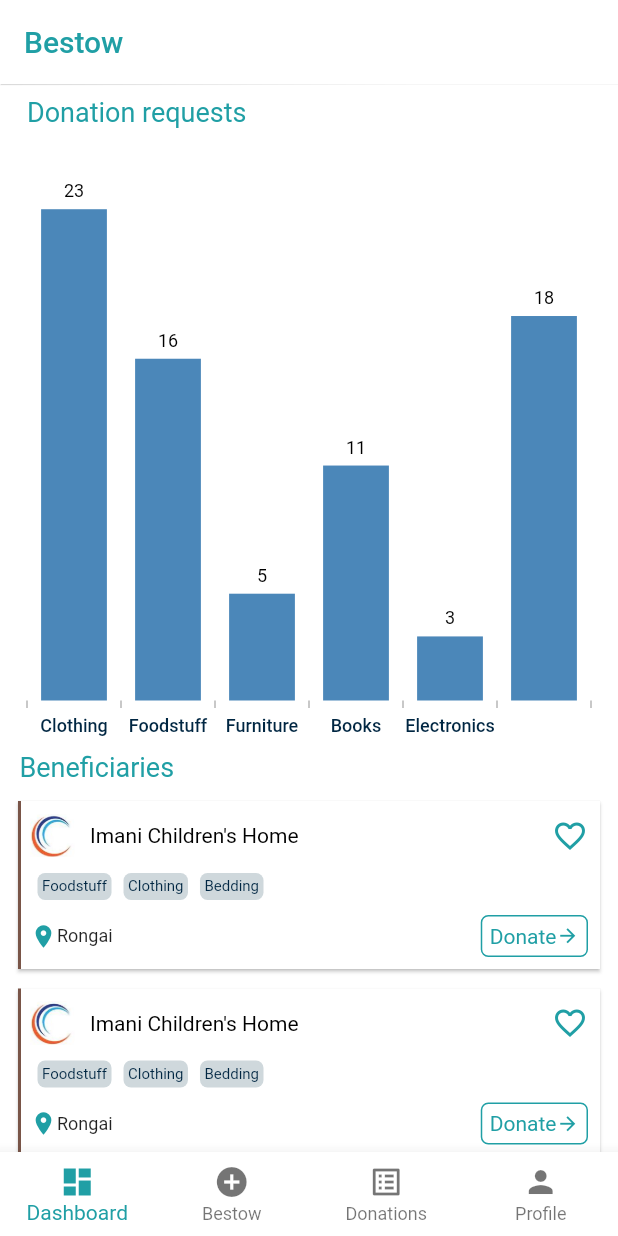
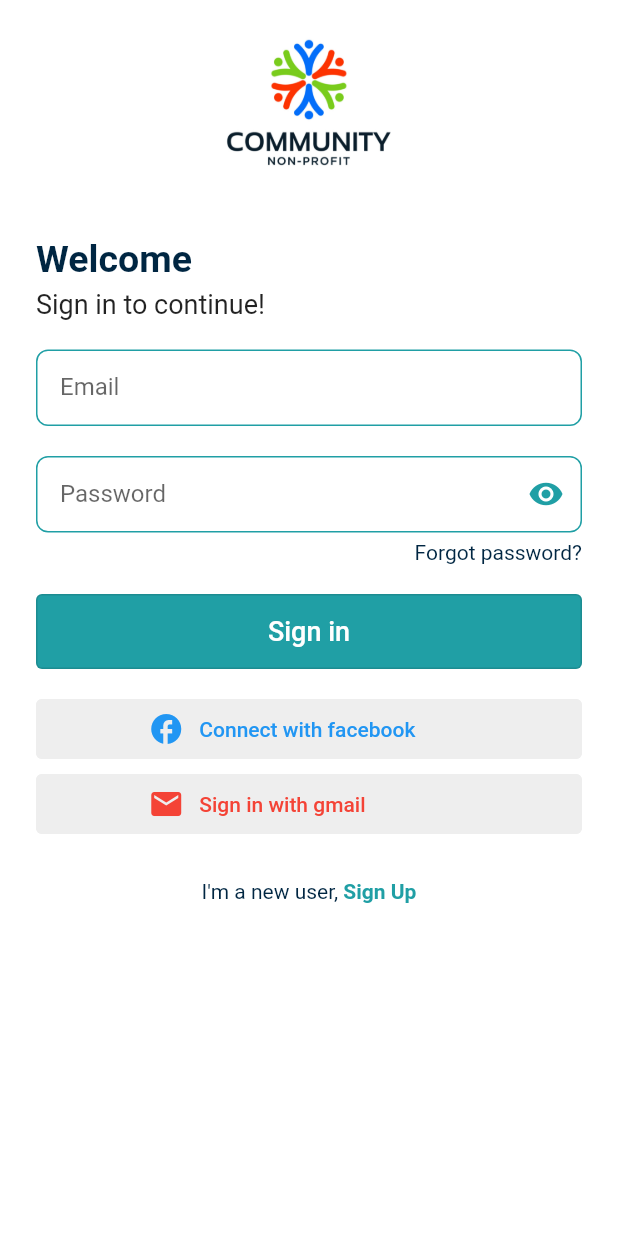
Before and after one commit to WambuaSimon/bestow, a Flutter app: the screen it shows after launch, on a phone screen of 412 x 824 dp. Run offline on Flutter 3.47's test engine with Material 2 defaults, Android fonts, the phone set to English and light mode, and no system bars; our stand-ins replace badges, dotted_border, syncfusion_flutter_charts, timeago.

Commit message:
added sign in/sign up screens

```diff
--- /dev/null
+++ b/lib/login/login_page.dart
@@ -0,0 +1,251 @@
+import 'package:bestow/dashboard/dashboard_page.dart';
+import 'package:bestow/main.dart';
+import 'package:bestow/sign_up/signup_page.dart';
+import 'package:flutter/cupertino.dart';
+import 'package:flutter/material.dart';
+import 'package:flutter/material.dart';
+
+class LoginPage extends StatefulWidget {
+  const LoginPage({Key? key}) : super(key: key);
+
+  @override
+  _LoginPageState createState() => _LoginPageState();
+}
+
+class _LoginPageState extends State<LoginPage> {
+  @override
+  Widget build(BuildContext context) {
+    return SafeArea(
+        child: Scaffold(
+      backgroundColor: Colors.white,
+      body: Padding(
+        padding: const EdgeInsets.all(8.0),
+        child: Column(
+          children: [
+            SizedBox(
+                height: 120, width: 120, child: Image.asset("assets/images/logo_placeholder.png")),
+            Column(
+              crossAxisAlignment: CrossAxisAlignment.start,
+              children: [
+                header(),
+                signUpForm(),
+              ],
+            ),
+          ],
+        ),
+      ),
+    ));
+  }
+
+  Widget header() {
+    return Container(
+      margin: EdgeInsets.only(left: 16, right: 16),
+      child: Column(
+        crossAxisAlignment: CrossAxisAlignment.start,
+        children: const [],
+      ),
+    );
+  }
+
+  Widget signUpForm() {
+    return Column(
+      crossAxisAlignment: CrossAxisAlignment.start,
+      children: [
+        Container(
+          margin: EdgeInsets.only(top: 30, left: 16, right: 16),
+          child: Column(
+            mainAxisAlignment: MainAxisAlignment.start,
+            crossAxisAlignment: CrossAxisAlignment.start,
+            children: [
+              const Text(
+                "Welcome",
+                style:
+                    TextStyle(color: Color(0xff002642), fontSize: 25, fontWeight: FontWeight.bold),
+              ),
+              const SizedBox(height: 5),
+              const Text(
+                "Sign in to continue!",
+                style: TextStyle(fontSize: 18),
+              ),
+              const SizedBox(
+                height: 20,
+              ),
+              TextFormField(
+                keyboardType: TextInputType.text,
+                decoration: InputDecoration(
+                  labelText: "Email",
+                  hintStyle: TextStyle(fontSize: 16),
+                  enabledBorder: OutlineInputBorder(
+                    borderRadius: BorderRadius.circular(8),
+                    borderSide: BorderSide(width: 1, color: Color(0xff209fa5)),
+                  ),
+                  focusedBorder: OutlineInputBorder(
+                    borderRadius: BorderRadius.circular(8),
+                    borderSide: BorderSide(width: 1, color: Color(0xff209fa5)),
+                  ),
+                  contentPadding: EdgeInsets.all(16),
+                ),
+              ),
+              const SizedBox(
+                height: 20,
+              ),
+              TextFormField(
+                keyboardType: TextInputType.text,
+                decoration: InputDecoration(
+                  labelText: "Password",
+                  hintStyle: TextStyle(fontSize: 16),
+                  suffixIcon: const Icon(
+                    Icons.visibility,
+                    color: Color(0xff209fa5),
+                  ),
+                  enabledBorder: OutlineInputBorder(
+                    borderRadius: BorderRadius.circular(8),
+                    borderSide: BorderSide(width: 1, color: Color(0xff209fa5)),
+                  ),
+                  focusedBorder: OutlineInputBorder(
+                    borderRadius: BorderRadius.circular(8),
+                    borderSide: BorderSide(width: 1, color: Color(0xff209fa5)),
+                  ),
+                  contentPadding: EdgeInsets.all(16),
+                ),
+              ),
+              const SizedBox(
+                height: 5,
+              ),
+              const Align(
+                alignment: Alignment.bottomRight,
+                child: Text(
+                  "Forgot password?",
+                  style: TextStyle(color: Color(0xff002642)),
+                ),
+              ),
+              const SizedBox(
+                height: 20,
+              ),
+              SizedBox(
+                height: 50,
+                width: MediaQuery.of(context).size.width,
+                child: OutlinedButton(
+                  style: OutlinedButton.styleFrom(
+                    primary: Colors.white,
+                    backgroundColor: const Color(0xff209fa5),
+                  ),
+                  onPressed: () {
+                    Navigator.push(
+                      context,
+                      MaterialPageRoute(builder: (context) => const HomePage()),
+                    );
+                  },
+                  child: const Text(
+                    'Sign in',
+                    style: TextStyle(fontSize: 18),
+                  ),
+                ),
+              ),
+              const SizedBox(
+                height: 20,
+              ),
+              SizedBox(
+                height: 40,
+                width: MediaQuery.of(context).size.width,
+                child: OutlinedButton(
+                  style: OutlinedButton.styleFrom(
+                    primary: Colors.white,
+                    backgroundColor: const Color(0xffEEEEEE),
+                    side: const BorderSide(
+                      width: 1,
+                      color: Color(0xffEEEEEE),
+                    ),
+                  ),
+                  onPressed: () {},
+                  child: Container(
+                    margin: EdgeInsets.only(left: MediaQuery.of(context).size.width * 1 / 7),
+                    child: Row(
+                      children: const [
+                        Icon(
+                          Icons.facebook,
+                          color: Colors.blue,
+                        ),
+                        SizedBox(
+                          width: 10,
+                        ),
+                        Text(
+                          'Connect with facebook',
+                          style: TextStyle(color: Colors.blue),
+                        ),
+                      ],
+                    ),
+                  ),
+                ),
+              ),
+              const SizedBox(
+                height: 10,
+              ),
+              SizedBox(
+                height: 40,
+                width: MediaQuery.of(context).size.width,
+                child: OutlinedButton(
+                  style: OutlinedButton.styleFrom(
+                    primary: Colors.white,
+                    backgroundColor: const Color(0xffEEEEEE),
+                    side: const BorderSide(
+                      width: 1,
+                      color: Color(0xffEEEEEE),
+                    ),
+                  ),
+                  onPressed: () {
+
+                  },
+                  child: Container(
+                    margin: EdgeInsets.only(left: MediaQuery.of(context).size.width * 1 / 7),
+                    child: Row(
+                      children: const [
+                        Icon(
+                          Icons.email,
+                          color: Colors.red,
+                        ),
+                        SizedBox(
+                          width: 10,
+                        ),
+                        Text(
+                          'Sign in with gmail',
+                          style: TextStyle(color: Colors.red),
+                        ),
+                      ],
+                    ),
+                  ),
+                ),
+              ),
+            ],
+          ),
+        ),
+        const SizedBox(
+          height: 30,
+        ),
+        Row(
+          mainAxisAlignment: MainAxisAlignment.center,
+          children: [
+            Text(
+              "I\'m a new user, ",
+              style: TextStyle(
+                color: Color(0xff002642),
+              ),
+            ),
+            InkWell(
+              onTap: (){
+                Navigator.push(
+                  context,
+                  MaterialPageRoute(builder: (context) => const SignupPage()),
+                );
+              },
+              child: Text(
+                "Sign Up",
+                style: TextStyle(color: Color(0xff209fa5), fontWeight: FontWeight.bold),
+              ),
+            ),
+          ],
+        )
+      ],
+    );
+  }
+}
--- a/lib/main.dart
+++ b/lib/main.dart
@@ -1,37 +1,22 @@
 import 'package:bestow/dashboard/dashboard_page.dart';
 import 'package:bestow/donations/donations_page.dart';
+import 'package:bestow/login/login_page.dart';
 import 'package:bestow/profile/profile_page.dart';
 import 'package:bestow/upload_item/add_donation_page.dart';
 import 'package:flutter/material.dart';
 
-void main() => runApp(const MyApp());
+void main() => runApp(MaterialApp(home: const LoginPage()));
 
-class MyApp extends StatelessWidget {
-  const MyApp({Key? key}) : super(key: key);
 
-  static const String _title = 'Flutter Code Sample';
+
+class HomePage extends StatefulWidget {
+  const HomePage({Key? key}) : super(key: key);
 
   @override
-  Widget build(BuildContext context) {
-    return  MaterialApp(
-      debugShowCheckedModeBanner: false,
-      theme: ThemeData(
-        primaryColor: Color(0xff209fa5),
-      ),
-      title: _title,
-      home: const MyStatefulWidget(),
-    );
-  }
+  State<HomePage> createState() => _HomePageState();
 }
 
-class MyStatefulWidget extends StatefulWidget {
-  const MyStatefulWidget({Key? key}) : super(key: key);
-
-  @override
-  State<MyStatefulWidget> createState() => _MyStatefulWidgetState();
-}
-
-class _MyStatefulWidgetState extends State<MyStatefulWidget> {
+class _HomePageState extends State<HomePage> {
   int _selectedIndex = 0;
   static const TextStyle optionStyle =
   TextStyle(fontSize: 30, fontWeight: FontWeight.bold);
--- a/lib/profile/profile_page.dart
+++ b/lib/profile/profile_page.dart
@@ -27,7 +27,7 @@ class _ProfilePageState extends State<ProfilePage> {
                   decoration: const BoxDecoration(
                     color: Color(0xff209fa5),
                     borderRadius: BorderRadius.vertical(
-                      bottom: Radius.circular(30),
+                      bottom: Radius.circular(50),
                     ),
                   ),
                 ),
```
Also changed, not shown: lib/sign_up/signup_page.dart (added, +281 -0 lines), assets/images/logo_placeholder.png (added).
